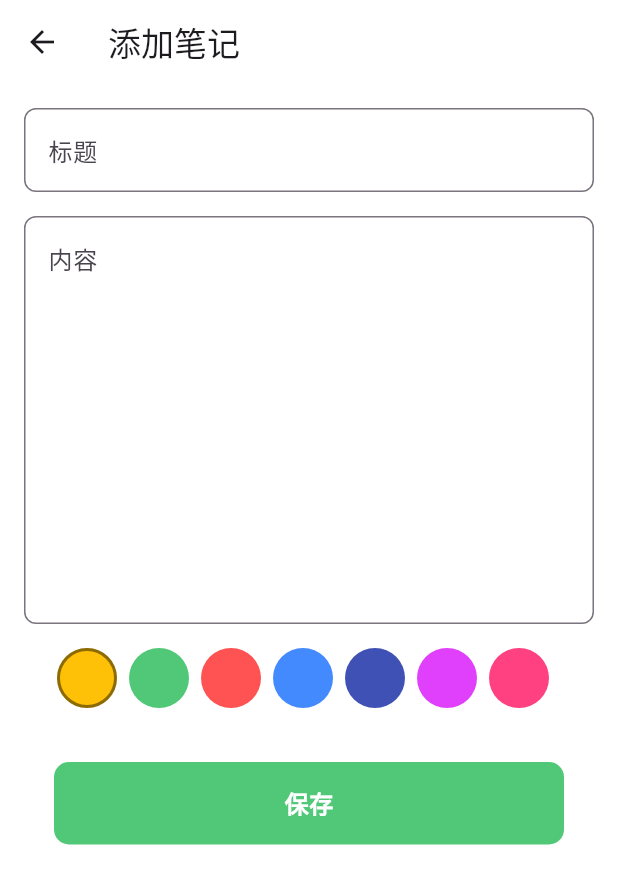
After one commit to Mhua99/flutter_project, a Flutter app: the screen it shows after launch, after a tap on the "add" icon, on a phone screen of 412 x 824 dp. The commit adds this screen. Shown: the top 884 px of the screen. Run offline on Flutter 3.47's test engine with Material 3 defaults, Android fonts, the phone set to English and light mode, and no system bars; our stand-ins replace dio, flutter_svg, readmore, sqflite_common, sqflite_common_ffi; accounts and stored records are empty.

Commit message:
feat: demo25

```diff
--- /dev/null
+++ b/lib/demo25/main.dart
@@ -0,0 +1,19 @@
+import 'package:flutter/material.dart';
+import 'package:flutter_project/demo25/screens/home.dart';
+
+class MyApp extends StatelessWidget {
+  const MyApp({super.key});
+
+  @override
+  Widget build(BuildContext context) {
+    return MaterialApp(
+      debugShowCheckedModeBanner: false,
+      title: "笔记",
+      theme: ThemeData(
+        visualDensity: VisualDensity.adaptivePlatformDensity,
+        appBarTheme: AppBarTheme(color: Colors.black87),
+      ),
+      home: HomeScreen(),
+    );
+  }
+}
--- /dev/null
+++ b/lib/demo25/model/notes.dart
@@ -0,0 +1,45 @@
+class Note {
+  final int? id;
+  final String title;
+  final String content;
+  final String color;
+  final String dateTime;
+
+  Note({
+    this.id,
+    required this.title,
+    required this.content,
+    required this.color,
+    required this.dateTime,
+  });
+
+  /**
+   * toMap() 方法
+   * 将 Note 对象转换为 Map<String, dynamic> 格式
+   * 用于将对象数据存储到数据库（如 SQLite）
+   */
+  Map<String, dynamic> toMap() {
+    return {
+      'id': id,
+      'title': title,
+      'content': content,
+      'color': color,
+      'dateTime': dateTime,
+    };
+  }
+
+  /**
+   * fromMap() 工厂构造函数：
+   * 从 Map<String, dynamic> 数据创建 Note 对象
+   * 用于从数据库读取数据并还原为对象
+   */
+  factory Note.fromMap(Map<String, dynamic> map) {
+    return Note(
+      id: map['id'],
+      title: map['title'],
+      content: map['content'],
+      color: map['color'],
+      dateTime: map['dateTime'],
+    );
+  }
+}
--- /dev/null
+++ b/lib/demo25/screens/add_edit.dart
@@ -0,0 +1,192 @@
+import 'package:flutter/material.dart';
+import 'package:flutter_project/demo25/screens/home.dart';
+import 'package:flutter_project/demo25/services/datebase.dart';
+
+import '../model/notes.dart';
+
+class AddEditScreen extends StatefulWidget {
+  final Note? note;
+
+  const AddEditScreen({super.key, this.note});
+
+  @override
+  State<AddEditScreen> createState() => _AddEditScreenState();
+}
+
+class _AddEditScreenState extends State<AddEditScreen> {
+  /// 用于调用 form 组件上的方法
+  final _formKey = GlobalKey<FormState>();
+
+  /**
+   * TextEditingController
+   * 1. 用于控制 TextField 或 TextFormField 组件的文本内容
+   * 2. 可以读取用户输入的文本
+   * 3. 可以设置文本框的初始值
+   * 4. 可以监听文本变化
+   */
+  final _titleController = TextEditingController();
+  final _contentController = TextEditingController();
+  final DatabaseHelper _databaseHelper = DatabaseHelper();
+  Color _selectedColor = Colors.amber;
+
+  final List<Color> _colors = [
+    Colors.amber,
+    Color(0xFF50C878),
+    Colors.redAccent,
+    Colors.blueAccent,
+    Colors.indigo,
+    Colors.purpleAccent,
+    Colors.pinkAccent,
+  ];
+
+  @override
+  void initState() {
+    super.initState();
+
+    /// 编辑的时候获取数据
+    if (widget.note != null) {
+      _titleController.text = widget.note!.title;
+      _contentController.text = widget.note!.content;
+      _selectedColor = Color(int.parse(widget.note!.color));
+    }
+  }
+
+  @override
+  Widget build(BuildContext context) {
+    return Scaffold(
+      backgroundColor: Colors.white,
+      appBar: AppBar(
+        backgroundColor: Colors.white,
+        title: Text(widget.note == null ? '添加笔记' : '编辑笔记'),
+      ),
+      body: Form(
+        key: _formKey,
+        child: Column(
+          children: [
+            Padding(
+              padding: EdgeInsets.all(16),
+              child: Column(
+                children: [
+                  TextFormField(
+                    controller: _titleController,
+                    decoration: InputDecoration(
+                      hintText: "标题",
+                      border: OutlineInputBorder(
+                        borderRadius: BorderRadius.circular(8),
+                      ),
+                    ),
+                    validator: (value) {
+                      if (value == null || value.isEmpty) {
+                        return "请输入标题";
+                      }
+                      return null;
+                    },
+                  ),
+                  SizedBox(height: 16),
+                  TextFormField(
+                    controller: _contentController,
+                    decoration: InputDecoration(
+                      hintText: "内容",
+                      border: OutlineInputBorder(
+                        borderRadius: BorderRadius.circular(8),
+                      ),
+                    ),
+                    maxLines: 10,
+                    validator: (value) {
+                      if (value == null || value.isEmpty) {
+                        return "请输入内容";
+                      }
+                      return null;
+                    },
+                  ),
+                  Padding(
+                    padding: EdgeInsets.all(16),
+                    /// 可滚动组件
+                    child: SingleChildScrollView(
+                      scrollDirection: Axis.horizontal,
+                      child: Row(
+                        children: _colors.map((color) {
+                          return GestureDetector(
+                            onTap: () => setState(() => _selectedColor = color),
+                            child: Container(
+                              width: 40,
+                              height: 40,
+                              margin: EdgeInsets.only(right: 8),
+                              decoration: BoxDecoration(
+                                color: color,
+                                shape: BoxShape.circle,
+                                border: Border.all(
+                                  color: _selectedColor == color
+                                      ? Colors.black45
+                                      : Colors.transparent,
+                                  width: 2,
+                                ),
+                              ),
+                            ),
+                          );
+                        }).toList(),
+                      ),
+                    ),
+                  ),
+                  /// InkWell 用于给子组件添加点击效果（水波纹效果）和点击交互功能。
+                  InkWell(
+                    onTap: () async {
+                      try {
+                        await _saveNote();
+                        Navigator.push(
+                          context,
+                          MaterialPageRoute(builder: (context) => HomeScreen()),
+                        );
+                      } catch (e) {
+                        print(e);
+                      }
+                    },
+                    child: Container(
+                      margin: EdgeInsets.all(20),
+                      padding: EdgeInsets.all(16),
+                      decoration: BoxDecoration(
+                        color: Color(0xFF50C878),
+                        borderRadius: BorderRadius.circular(10),
+                      ),
+                      child: Center(
+                        child: Text(
+                          "保存",
+                          style: TextStyle(
+                            color: Colors.white,
+                            fontSize: 16,
+                            fontWeight: FontWeight.bold,
+                          ),
+                        ),
+                      ),
+                    ),
+                  ),
+                ],
+              ),
+            ),
+          ],
+        ),
+      ),
+    );
+  }
+
+  Future<void> _saveNote() async {
+    if (_formKey.currentState!.validate()) {
+      /// note 对象创建后不应该改变，使用 final 更符合语义
+      final note = Note(
+        id: widget.note?.id,
+        title: _titleController.text,
+        content: _contentController.text,
+        color: _selectedColor.value.toString(),
+        dateTime: DateTime.now().toString(),
+      );
+
+      if (widget.note == null) {
+        await _databaseHelper.insertNote(note);
+      } else {
+        await _databaseHelper.updateNote(note);
+      }
+    } else {
+      throw "请填写标题和内容";
+    }
+  }
+}
--- /dev/null
+++ b/lib/demo25/screens/home.dart
@@ -0,0 +1,148 @@
+import 'package:flutter/material.dart';
+import 'package:flutter_project/demo25/screens/views.dart';
+import 'package:flutter_project/demo25/services/datebase.dart';
+
+import '../model/notes.dart';
+import 'add_edit.dart';
+
+class HomeScreen extends StatefulWidget {
+  const HomeScreen({super.key});
+
+  @override
+  State<HomeScreen> createState() => _HomeScreenState();
+}
+
+class _HomeScreenState extends State<HomeScreen> {
+  final DatabaseHelper _databaseHelper = DatabaseHelper();
+  List<Note> _notes = [];
+
+  @override
+  void initState() {
+    super.initState();
+    _loadNotes();
+  }
+
+  // 查询数据
+  _loadNotes() async {
+    final notes = await _databaseHelper.getNotes();
+    setState(() {
+      _notes = notes;
+    });
+  }
+
+  /// 格式化时间
+  String _formatDateTime(String dateTime) {
+    final DateTime dt = DateTime.parse(dateTime);
+    final now = DateTime.now();
+    if (dt.year == now.year && dt.month == now.month && dt.day == now.day) {
+      return "今天，${dt.hour.toString().padLeft(2, '0')}:${dt.minute.toString().padLeft(2, '0')}";
+    }
+    return "${dt.day}/${dt.month}/${dt.year} ${dt.hour.toString().padLeft(2, '0')}:${dt.minute.toString().padLeft(2, '0')}";
+  }
+
+  @override
+  Widget build(BuildContext context) {
+    return Scaffold(
+      backgroundColor: Colors.white,
+      appBar: AppBar(
+        elevation: 0,
+        backgroundColor: Colors.blue,
+        title: Text("我的记事本", style: TextStyle(color: Colors.white)),
+        centerTitle: true,
+      ),
+      body: GridView.builder(
+        padding: EdgeInsets.all(16),
+
+        /// 创建了一个2列的网格布局，每个网格项之间有16像素的间距，形成整齐的笔记卡片展示效果。
+        gridDelegate: SliverGridDelegateWithFixedCrossAxisCount(
+          /// 每行显示2列
+          crossAxisCount: 2,
+
+          /// 交叉轴上子元素之间的间距为16像素
+          crossAxisSpacing: 16,
+
+          /// 主轴上子元素之间的间距为16像素
+          mainAxisSpacing: 16,
+        ),
+
+        /// 生成网格数量
+        itemCount: _notes.length,
+        itemBuilder: (context, index) {
+          final note = _notes[index];
+          final color = Color(int.parse(note.color));
+          return GestureDetector(
+            /// 查看笔记
+            onTap: () async {
+              await Navigator.of(context).push(
+                MaterialPageRoute(builder: (context) => ViewsPage(note: note)),
+              );
+            },
+            child: Container(
+              decoration: BoxDecoration(
+                color: color,
+                borderRadius: BorderRadius.circular(16),
+                boxShadow: [
+                  BoxShadow(
+                    color: Colors.black.withOpacity(0.1),
+                    blurRadius: 4,
+                    offset: Offset(0, 2),
+                  ),
+                ],
+              ),
+              padding: EdgeInsets.all(16),
+              child: Column(
+                crossAxisAlignment: CrossAxisAlignment.start,
+                children: [
+                  Text(
+                    note.title,
+                    style: TextStyle(
+                      fontSize: 18,
+                      fontWeight: FontWeight.bold,
+                      color: Colors.white,
+                    ),
+
+                    /// 最多显示一行
+                    maxLines: 1,
+                    overflow: TextOverflow.ellipsis,
+                  ),
+                  SizedBox(height: 8),
+                  Text(
+                    note.content,
+                    style: TextStyle(fontSize: 14, color: Colors.white70),
+
+                    /// 最多显示四行
+                    maxLines: 4,
+                    overflow: TextOverflow.ellipsis,
+                  ),
+                  Spacer(),
+                  Text(
+                    _formatDateTime(note.dateTime),
+                    style: TextStyle(
+                      fontSize: 12,
+                      color: Colors.white,
+                      fontWeight: FontWeight.bold,
+                    ),
+                  ),
+                ],
+              ),
+            ),
+          );
+        },
+      ),
+
+      /// 右下角添加按钮
+      floatingActionButton: FloatingActionButton(
+        onPressed: () async {
+          await Navigator.push(
+            context,
+            MaterialPageRoute(builder: (content) => AddEditScreen()),
+          );
+          _loadNotes();
+        },
+        backgroundColor: Colors.blue,
+        foregroundColor: Colors.white,
+        child: Icon(Icons.add),
+      ),
+    );
+  }
+}
--- /dev/null
+++ b/lib/demo25/services/datebase.dart
@@ -0,0 +1,87 @@
+import "package:path/path.dart";
+import "package:sqflite_common_ffi/sqflite_ffi.dart";
+import "package:path_provider/path_provider.dart";
+
+import "../model/notes.dart";
+
+class DatabaseHelper {
+  /// 创建一个唯一的 DatabaseHelper 实例
+  static final DatabaseHelper _instance = DatabaseHelper._internal();
+
+  static Database? _database;
+
+  /// 使用 factory 构造函数确保整个应用只有一个数据库实例
+  factory DatabaseHelper() => _instance;
+
+  /// 声明命名构造函数，这里是定义，而不是调用
+  /// DatabaseHelper._internal(){};
+  DatabaseHelper._internal();
+
+  /// 数据库初始化
+  Future<Database> get database async {
+    if (_database != null) return _database!;
+    _database = await _initDatabase();
+    return _database!;
+  }
+
+  Future<Database> _initDatabase() async {
+    // 使用应用文档目录确保在所有平台上都有正确的访问权限
+    final directory = await getApplicationDocumentsDirectory();
+    final path = join(directory.path, "my_note.db");
+    return await databaseFactoryFfi.openDatabase(
+      path,
+      options: OpenDatabaseOptions(version: 1, onCreate: _onCreate),
+    );
+  }
+
+  /// 表结构创建
+  Future<void> _onCreate(Database db, int version) async {
+    await db.execute('''
+        create table notes(
+          id integer primary key autoincrement,
+          title text,
+          content text,
+          color text,
+          dateTime text
+         )
+    ''');
+  }
+
+  /// 插入数据
+  Future<int> insertNote(Note note) async {
+    final db = await database;
+    return await db.insert('notes', note.toMap());
+  }
+
+  /// 更新数据
+  Future<int> updateNote(Note note) async {
+    final db = await database;
+    return await db.update(
+      'notes',
+      note.toMap(),
+      where: 'id = ?',
+      whereArgs: [note.id],
+    );
+  }
+
+  /// 查询所有数据
+  Future<List<Note>> getNotes() async {
+    final db = await database;
+    final List<Map<String, dynamic>> maps = await db.query('notes');
+    return List.generate(maps.length, (i) => Note.fromMap(maps[i]));
+  }
+
+  /// 删除数据
+  Future<int> deleteNote(int id) async {
+    final db = await database;
+    return await db.delete('notes', where: 'id = ?', whereArgs: [id]);
+  }
+
+  /// 清空表并重新创建
+  Future<void> resetNotesTable() async {
+    final db = await database;
+    await db.execute('DROP TABLE IF EXISTS notes');
+    // 重新创建表
+    await _onCreate(db, 1);
+  }
+}
--- a/lib/main.dart
+++ b/lib/main.dart
@@ -1,6 +1,11 @@
 import 'package:flutter/material.dart';
-import "./demo24/main.dart";
+import "./demo25/main.dart";
+import 'package:sqflite_common_ffi/sqflite_ffi.dart';
+import 'package:sqflite_common/sqflite.dart';
 
 void main() {
+  // 在 runApp() 之前设置
+  databaseFactory = databaseFactoryFfi;
+
   runApp(const MyApp());
 }
--- a/pubspec.yaml
+++ b/pubspec.yaml
@@ -39,6 +39,11 @@ dependencies:
   http: ^1.5.0
   intl: ^0.20.2
   flutter_svg: ^2.2.0
+  sqflite: ^2.4.2
+  path: ^1.9.1
+  sqflite_common_ffi: ^2.3.6
+  sqlite3_flutter_libs: ^0.5.39
+  path_provider: ^2.1.5
 
 dev_dependencies:
   flutter_test:
```
Also changed, not shown: lib/demo25/screens/views.dart (added, +157 -0 lines), images/25-1.png (added), images/25-2.png (added), images/25-3.png (added), pubspec.lock, 7 other files.
